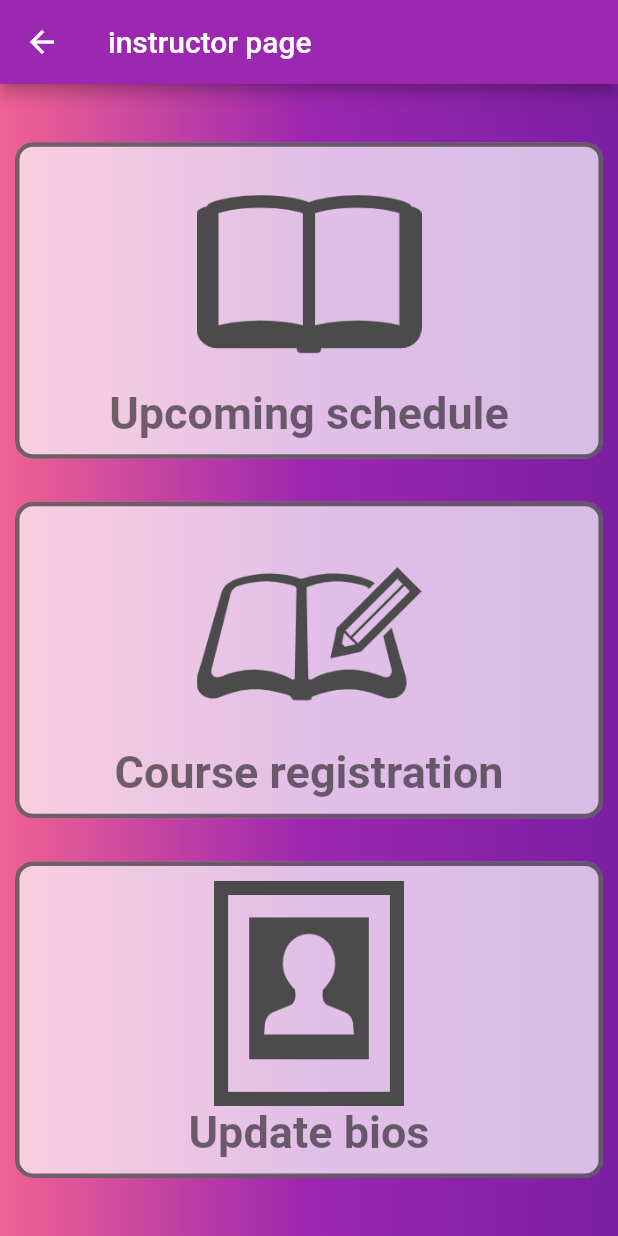
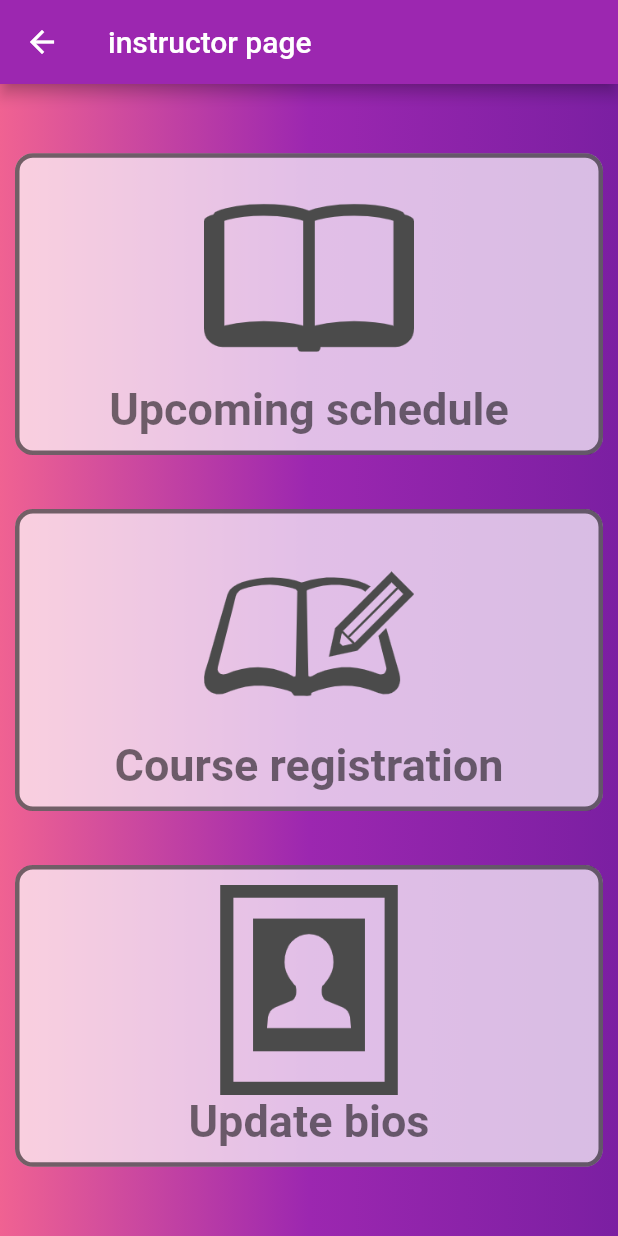
Before and after one commit to skilltrain/skilltrain-app, a Flutter app: the Instructor screen opened directly, on a phone screen of 412 x 824 dp. Run offline on Flutter 3.47's test engine with Material 2 defaults, Android fonts, the phone set to English and light mode, and no system bars; our stand-ins replace file_picker, flutter_dotenv, modal_progress_hud, permission_handler, shared_preferences; missing offline and left inert: agora_rtc_engine, amazon_cognito_identity_dart_2, amplify_analytics_pinpoint, amplify_auth_cognito, amplify_core, amplify_storage_s3 and 1 more; accounts and stored records are empty.

Commit message:
height adjusted for dynamic size screens

```diff
--- a/lib/main_app/trainer/pages/instructor_view/instructor_view.dart
+++ b/lib/main_app/trainer/pages/instructor_view/instructor_view.dart
@@ -52,7 +52,9 @@ class Instructor extends StatelessWidget {
                     child: Column(
                       children: <Widget>[
                         Image.asset('assets/images/confirmation.png',
-                            height: 150, fit: BoxFit.fill),
+                            height: ((MediaQuery.of(context).size.height - 86) *
+                                0.19),
+                            fit: BoxFit.fill),
                         Text(
                           "Upcoming schedule",
                           textAlign: TextAlign.left,
@@ -84,7 +86,9 @@ class Instructor extends StatelessWidget {
                     child: Column(
                       children: <Widget>[
                         Image.asset('assets/images/classRegister.png',
-                            height: 150, fit: BoxFit.fill),
+                            height: ((MediaQuery.of(context).size.height - 86) *
+                                0.19),
+                            fit: BoxFit.fill),
                         Text(
                           "Course registration",
                           textAlign: TextAlign.left,
@@ -116,7 +120,9 @@ class Instructor extends StatelessWidget {
                     child: Column(
                       children: <Widget>[
                         Image.asset('assets/images/bio.png',
-                            height: 150, fit: BoxFit.fill),
+                            height: ((MediaQuery.of(context).size.height - 86) *
+                                0.19),
+                            fit: BoxFit.fill),
                         Text(
                           "Update bios",
                           textAlign: TextAlign.left,
```
